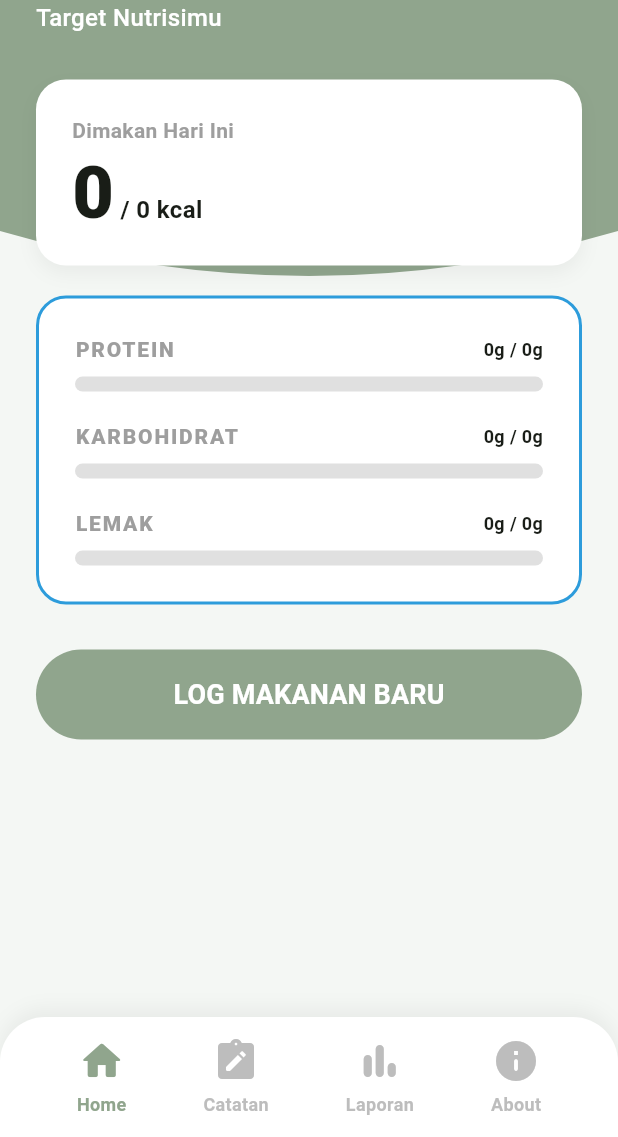
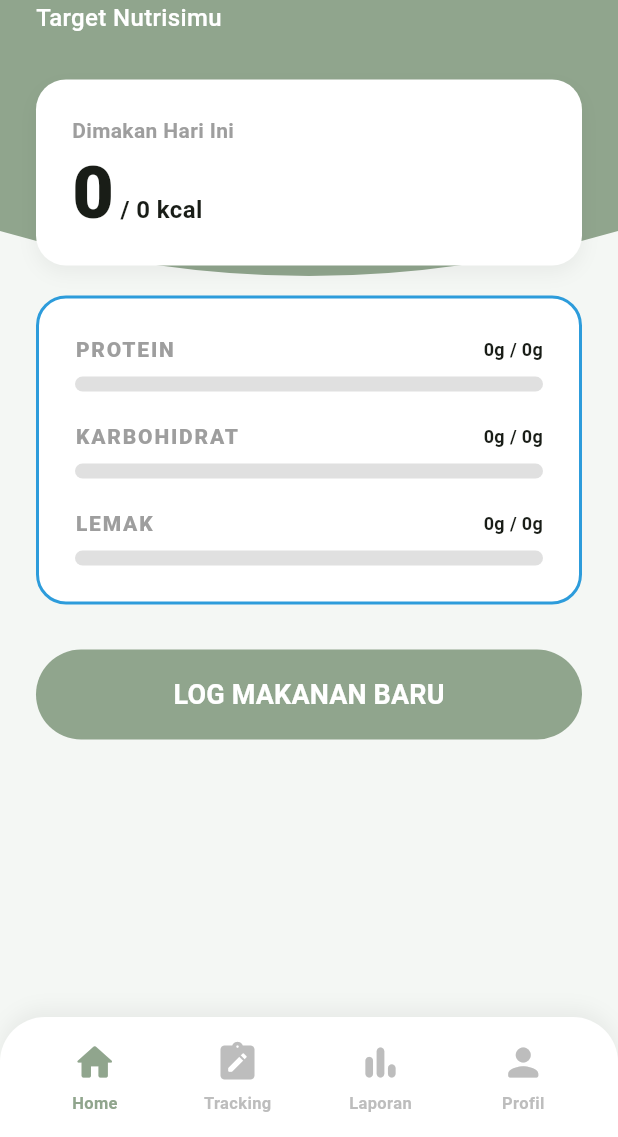
Before and after one commit to javierrayhan/nutri-go, a Flutter app: the HomeScreen screen opened by its route, on a phone screen of 412 x 824 dp, the part 99-1236 px from its top. Run offline on Flutter 3.47's test engine with Material 3 defaults, Android fonts, the phone set to English and light mode, and no system bars; our stand-ins replace shared_preferences; accounts and stored records are empty; network calls fail.

Commit message:
fix bug bottomNav

```diff
--- a/NutrienGO/nutriengo/lib/home.dart
+++ b/NutrienGO/nutriengo/lib/home.dart
@@ -338,10 +338,10 @@ class _HomeScreenState extends State<HomeScreen> {
           _buildNavItem(
             context,
             Icons.note_alt_rounded,
-            'Catatan',
+            'Tracking',
             false,
             '/track',
-          ),
+          ), // Disamakan jadi Tracking
           _buildNavItem(
             context,
             Icons.bar_chart_rounded,
@@ -349,7 +349,13 @@ class _HomeScreenState extends State<HomeScreen> {
             false,
             '/laporan',
           ),
-          _buildNavItem(context, Icons.info_rounded, 'About', false, '/about'),
+          _buildNavItem(
+            context,
+            Icons.person_rounded,
+            'Profil',
+            false,
+            '/profile',
+          ), // Diganti jadi Profil
         ],
       ),
     );
@@ -369,20 +375,24 @@ class _HomeScreenState extends State<HomeScreen> {
           Navigator.pushReplacementNamed(context, route);
         }
       },
+      child: Container(
+        color: Colors.transparent, // Memperlebar area klik agar lebih responsif
+        width: 64,
         child: Column(
           mainAxisAlignment: MainAxisAlignment.center,
           children: [
-          Icon(icon, color: color, size: 32),
+            Icon(icon, color: color, size: 30),
             const SizedBox(height: 4),
             Text(
               label,
               style: TextStyle(
                 color: color,
-              fontSize: 12,
+                fontSize: 11,
                 fontWeight: FontWeight.bold,
               ),
             ),
           ],
+        ),
       ),
     );
   }
```
Lines whose indentation alone changed are shown as unchanged.
